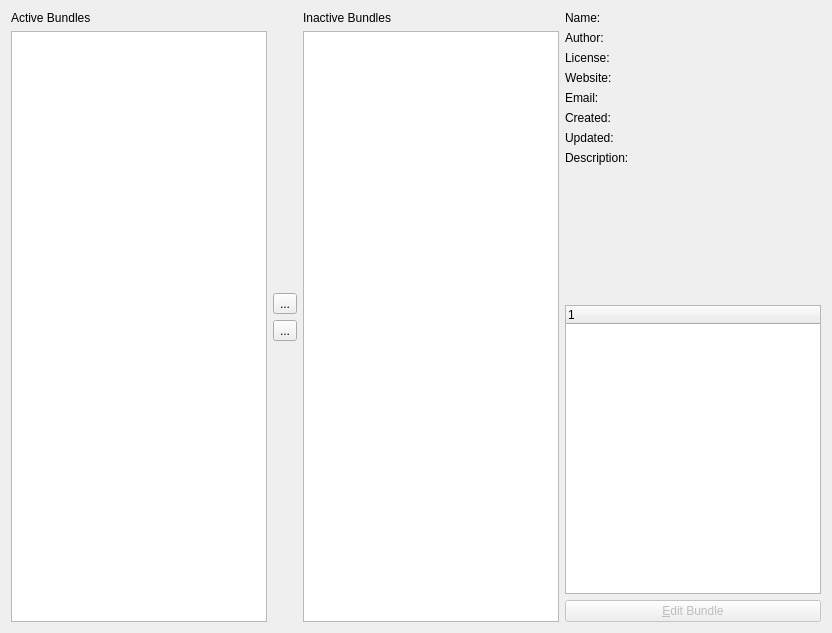
KDE/krita, file krita/plugins/extensions/resourcemanager/wdgdlgbundlemanager.ui: the form before one commit.
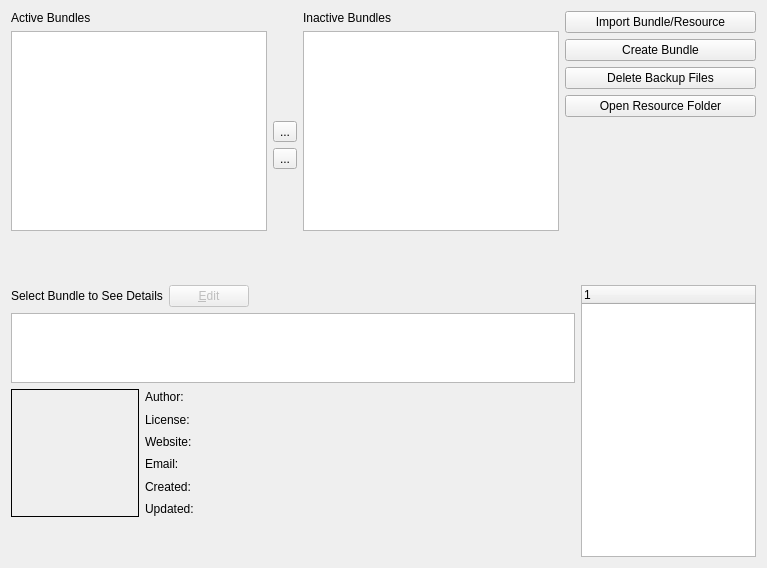
The form after the commit.

Commit message: update resource manager UI

Patch:
```diff
--- a/krita/plugins/extensions/resourcemanager/wdgdlgbundlemanager.ui
+++ b/krita/plugins/extensions/resourcemanager/wdgdlgbundlemanager.ui
@@ -6,11 +6,11 @@
    <rect>
     <x>0</x>
     <y>0</y>
-    <width>831</width>
-    <height>633</height>
+    <width>767</width>
+    <height>568</height>
    </rect>
   </property>
-  <layout class="QHBoxLayout" name="horizontalLayout_2">
+  <layout class="QVBoxLayout" name="verticalLayout_5">
    <item>
     <layout class="QHBoxLayout" name="horizontalLayout">
      <item>
@@ -30,11 +30,36 @@
            <verstretch>0</verstretch>
           </sizepolicy>
          </property>
+         <property name="minimumSize">
+          <size>
+           <width>0</width>
+           <height>200</height>
+          </size>
+         </property>
+         <property name="maximumSize">
+          <size>
+           <width>16777215</width>
+           <height>200</height>
+          </size>
+         </property>
          <property name="selectionMode">
           <enum>QAbstractItemView::ExtendedSelection</enum>
          </property>
         </widget>
        </item>
+       <item>
+        <spacer name="verticalSpacer_5">
+         <property name="orientation">
+          <enum>Qt::Vertical</enum>
+         </property>
+         <property name="sizeHint" stdset="0">
+          <size>
+           <width>20</width>
+           <height>40</height>
+          </size>
+         </property>
+        </spacer>
+       </item>
       </layout>
      </item>
      <item>
@@ -98,65 +123,240 @@
            <verstretch>0</verstretch>
           </sizepolicy>
          </property>
+         <property name="minimumSize">
+          <size>
+           <width>0</width>
+           <height>200</height>
+          </size>
+         </property>
+         <property name="maximumSize">
+          <size>
+           <width>16777215</width>
+           <height>200</height>
+          </size>
+         </property>
          <property name="selectionMode">
           <enum>QAbstractItemView::ExtendedSelection</enum>
          </property>
         </widget>
        </item>
-      </layout>
+       <item>
+        <spacer name="verticalSpacer_6">
+         <property name="orientation">
+          <enum>Qt::Vertical</enum>
+         </property>
+         <property name="sizeHint" stdset="0">
+          <size>
+           <width>20</width>
+           <height>40</height>
+          </size>
+         </property>
+        </spacer>
      </item>
     </layout>
    </item>
    <item>
-    <layout class="QVBoxLayout" name="verticalLayout_5">
+      <layout class="QVBoxLayout" name="resourceActionsLayout">
      <item>
-      <layout class="QGridLayout" name="gridLayout">
-       <item row="4" column="1">
-        <widget class="QLabel" name="lblEmail">
+        <widget class="QPushButton" name="importBundleButton">
          <property name="text">
-          <string/>
+          <string>Import Bundle/Resource</string>
          </property>
         </widget>
        </item>
-       <item row="7" column="0">
-        <widget class="QLabel" name="label_9">
+       <item>
+        <widget class="QPushButton" name="createBundleButton">
+         <property name="sizePolicy">
+          <sizepolicy hsizetype="Preferred" vsizetype="Fixed">
+           <horstretch>0</horstretch>
+           <verstretch>0</verstretch>
+          </sizepolicy>
+         </property>
          <property name="text">
-          <string>Description:</string>
+          <string>Create Bundle</string>
          </property>
         </widget>
        </item>
-       <item row="0" column="0">
-        <widget class="QLabel" name="label_15">
+       <item>
+        <widget class="QPushButton" name="deleteBackupFilesButton">
+         <property name="sizePolicy">
+          <sizepolicy hsizetype="Expanding" vsizetype="Fixed">
+           <horstretch>0</horstretch>
+           <verstretch>0</verstretch>
+          </sizepolicy>
+         </property>
          <property name="text">
-          <string>Name:</string>
+          <string>Delete Backup Files</string>
          </property>
         </widget>
        </item>
-       <item row="2" column="0">
-        <widget class="QLabel" name="label_4">
+       <item>
+        <widget class="QPushButton" name="openResourceFolderButton">
+         <property name="sizePolicy">
+          <sizepolicy hsizetype="Expanding" vsizetype="Fixed">
+           <horstretch>0</horstretch>
+           <verstretch>0</verstretch>
+          </sizepolicy>
+         </property>
          <property name="text">
-          <string>License:</string>
+          <string>Open Resource Folder</string>
          </property>
         </widget>
        </item>
-       <item row="7" column="1">
-        <widget class="QLabel" name="lblDescription">
+       <item>
+        <spacer name="verticalSpacer">
+         <property name="orientation">
+          <enum>Qt::Vertical</enum>
+         </property>
+         <property name="sizeHint" stdset="0">
+          <size>
+           <width>20</width>
+           <height>40</height>
+          </size>
+         </property>
+        </spacer>
+       </item>
+      </layout>
+     </item>
+    </layout>
+   </item>
+   <item>
+    <layout class="QHBoxLayout" name="horizontalLayout_4">
+     <item>
+      <layout class="QVBoxLayout" name="verticalLayout_4">
+       <item>
+        <layout class="QHBoxLayout" name="horizontalLayout_2">
+         <item>
+          <widget class="QLabel" name="lblName">
          <property name="text">
-          <string/>
+            <string>Select Bundle to See Details</string>
          </property>
          <property name="textFormat">
           <enum>Qt::AutoText</enum>
          </property>
-         <property name="alignment">
-          <set>Qt::AlignLeading|Qt::AlignLeft|Qt::AlignTop</set>
-         </property>
-         <property name="wordWrap">
+          </widget>
+         </item>
+         <item>
+          <widget class="QPushButton" name="bnEditBundle">
+           <property name="enabled">
+            <bool>false</bool>
+           </property>
+           <property name="text">
+            <string>&amp;Edit</string>
+           </property>
+          </widget>
+         </item>
+         <item>
+          <spacer name="horizontalSpacer">
+           <property name="orientation">
+            <enum>Qt::Horizontal</enum>
+           </property>
+           <property name="sizeHint" stdset="0">
+            <size>
+             <width>40</width>
+             <height>20</height>
+            </size>
+           </property>
+          </spacer>
+         </item>
+        </layout>
+       </item>
+       <item>
+        <widget class="QPlainTextEdit" name="lblDescription">
+         <property name="sizePolicy">
+          <sizepolicy hsizetype="Expanding" vsizetype="Fixed">
+           <horstretch>0</horstretch>
+           <verstretch>0</verstretch>
+          </sizepolicy>
+         </property>
+         <property name="minimumSize">
+          <size>
+           <width>0</width>
+           <height>70</height>
+          </size>
+         </property>
+         <property name="maximumSize">
+          <size>
+           <width>16777215</width>
+           <height>70</height>
+          </size>
+         </property>
+         <property name="readOnly">
           <bool>true</bool>
          </property>
         </widget>
        </item>
+       <item>
+        <layout class="QHBoxLayout" name="horizontalLayout_3">
+         <item>
+          <widget class="QLabel" name="lblPreview">
+           <property name="sizePolicy">
+            <sizepolicy hsizetype="Fixed" vsizetype="Fixed">
+             <horstretch>0</horstretch>
+             <verstretch>0</verstretch>
+            </sizepolicy>
+           </property>
+           <property name="minimumSize">
+            <size>
+             <width>128</width>
+             <height>128</height>
+            </size>
+           </property>
+           <property name="maximumSize">
+            <size>
+             <width>128</width>
+             <height>128</height>
+            </size>
+           </property>
+           <property name="frameShape">
+            <enum>QFrame::Box</enum>
+           </property>
+           <property name="text">
+            <string/>
+           </property>
+           <property name="alignment">
+            <set>Qt::AlignCenter</set>
+           </property>
+          </widget>
+         </item>
+         <item>
+          <layout class="QGridLayout" name="gridLayout">
+           <item row="3" column="1">
+            <widget class="QLabel" name="lblEmail">
+             <property name="text">
+              <string/>
+             </property>
+            </widget>
+           </item>
        <item row="1" column="0">
+            <widget class="QLabel" name="label_4">
+             <property name="text">
+              <string>License:</string>
+             </property>
+            </widget>
+           </item>
+           <item row="5" column="0">
+            <widget class="QLabel" name="label_7">
+             <property name="text">
+              <string>Updated:</string>
+             </property>
+            </widget>
+           </item>
+           <item row="3" column="0">
+            <widget class="QLabel" name="label_8">
+             <property name="text">
+              <string>Email:</string>
+             </property>
+            </widget>
+           </item>
+           <item row="0" column="0">
         <widget class="QLabel" name="label_3">
+             <property name="sizePolicy">
+              <sizepolicy hsizetype="Fixed" vsizetype="Preferred">
+               <horstretch>0</horstretch>
+               <verstretch>0</verstretch>
+              </sizepolicy>
+             </property>
          <property name="text">
           <string>Author:</string>
          </property>
@@ -168,116 +368,94 @@
          </property>
         </widget>
        </item>
-       <item row="4" column="0">
-        <widget class="QLabel" name="label_8">
-         <property name="text">
-          <string>Email:</string>
-         </property>
-        </widget>
-       </item>
-       <item row="6" column="0">
-        <widget class="QLabel" name="label_7">
-         <property name="text">
-          <string>Updated:</string>
-         </property>
-        </widget>
-       </item>
-       <item row="2" column="1">
+           <item row="1" column="1">
         <widget class="QLabel" name="lblLicense">
          <property name="text">
           <string/>
          </property>
         </widget>
        </item>
-       <item row="5" column="0">
+           <item row="4" column="0">
         <widget class="QLabel" name="label_6">
          <property name="text">
           <string>Created:</string>
          </property>
         </widget>
        </item>
-       <item row="3" column="1">
+           <item row="2" column="1">
         <widget class="QLabel" name="lblWebsite">
          <property name="text">
           <string/>
          </property>
         </widget>
        </item>
-       <item row="5" column="1">
+           <item row="4" column="1">
         <widget class="QLabel" name="lblCreated">
          <property name="text">
           <string/>
          </property>
         </widget>
        </item>
-       <item row="1" column="1">
+           <item row="0" column="1">
         <widget class="QLabel" name="lblAuthor">
          <property name="text">
           <string/>
          </property>
         </widget>
        </item>
-       <item row="3" column="0">
+           <item row="2" column="0">
         <widget class="QLabel" name="label_5">
          <property name="text">
           <string>Website:</string>
          </property>
         </widget>
        </item>
-       <item row="6" column="1">
+           <item row="5" column="1">
         <widget class="QLabel" name="lblUpdated">
          <property name="text">
           <string/>
          </property>
         </widget>
        </item>
-       <item row="0" column="1">
-        <widget class="QLabel" name="lblName">
-         <property name="text">
-          <string/>
-         </property>
-        </widget>
+          </layout>
        </item>
       </layout>
      </item>
      <item>
-      <layout class="QVBoxLayout" name="verticalLayout_4">
-       <item>
-        <widget class="QLabel" name="lblPreview">
-         <property name="sizePolicy">
-          <sizepolicy hsizetype="Fixed" vsizetype="Fixed">
-           <horstretch>0</horstretch>
-           <verstretch>0</verstretch>
-          </sizepolicy>
+        <spacer name="verticalSpacer_2">
+         <property name="orientation">
+          <enum>Qt::Vertical</enum>
          </property>
-         <property name="minimumSize">
+         <property name="sizeHint" stdset="0">
           <size>
-           <width>128</width>
-           <height>128</height>
+           <width>20</width>
+           <height>40</height>
           </size>
          </property>
-         <property name="maximumSize">
-          <size>
-           <width>128</width>
-           <height>128</height>
-          </size>
-         </property>
-         <property name="text">
-          <string/>
-         </property>
-         <property name="alignment">
-          <set>Qt::AlignCenter</set>
-         </property>
-        </widget>
+        </spacer>
+       </item>
+      </layout>
        </item>
        <item>
         <widget class="QTreeWidget" name="listBundleContents">
          <property name="sizePolicy">
-          <sizepolicy hsizetype="MinimumExpanding" vsizetype="Expanding">
+        <sizepolicy hsizetype="Fixed" vsizetype="Expanding">
            <horstretch>0</horstretch>
            <verstretch>0</verstretch>
           </sizepolicy>
          </property>
+       <property name="minimumSize">
+        <size>
+         <width>175</width>
+         <height>0</height>
+        </size>
+       </property>
+       <property name="maximumSize">
+        <size>
+         <width>175</width>
+         <height>16777215</height>
+        </size>
+       </property>
          <column>
           <property name="text">
            <string notr="true">1</string>
@@ -285,22 +463,9 @@
          </column>
         </widget>
        </item>
-       <item>
-        <widget class="QPushButton" name="bnEditBundle">
-         <property name="enabled">
-          <bool>false</bool>
-         </property>
-         <property name="text">
-          <string>&amp;Edit Bundle</string>
-         </property>
-        </widget>
-       </item>
       </layout>
      </item>
     </layout>
-   </item>
-  </layout>
-  <zorder></zorder>
  </widget>
  <resources/>
  <connections/>
```
Left out of the diff: 12 changed lines with no effect on the pictures. Lines whose indentation alone changed are shown as unchanged.
